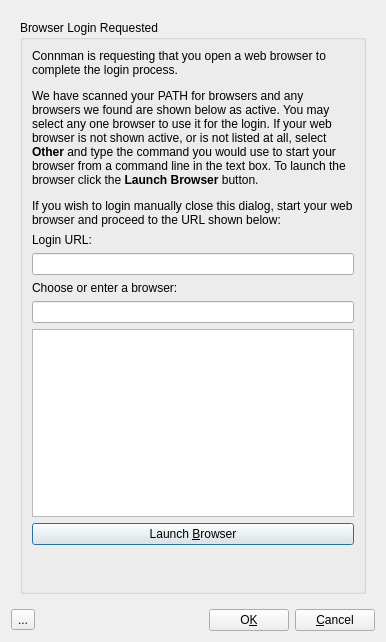
The window that apps/cmstapp/code/agent/ui/agent.ui (andrew-bibb/cmst) describes before a commit, drawn with Qt 5.
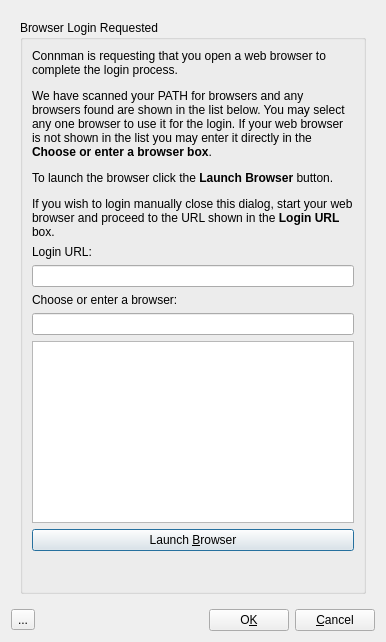
The same window after the commit. The open tabs and pages were chosen to show the change. Icons and pictures are not drawn.

Commit message: user browser settings saved

```diff
--- a/apps/cmstapp/code/agent/ui/agent.ui
+++ b/apps/cmstapp/code/agent/ui/agent.ui
@@ -299,7 +299,7 @@
           <item row="0" column="0">
            <widget class="QLabel" name="label_browser_url">
             <property name="text">
-             <string>&lt;html&gt;&lt;head/&gt;&lt;body&gt;&lt;p&gt;Connman is requesting that you open a web browser to complete the login process.&lt;/p&gt;&lt;p&gt;We have scanned your PATH for browsers and any browsers we found are shown below as active. You may select any one browser to use it for the login. If your web browser is not shown active, or is not listed at all, select &lt;span style=&quot; font-weight:600;&quot;&gt;Other&lt;/span&gt; and type the command you would use to start your browser from a command line in the text box. To launch the browser click the &lt;span style=&quot; font-weight:600;&quot;&gt;Launch Browser&lt;/span&gt; button. &lt;/p&gt;&lt;p&gt;If you wish to login manually close this dialog, start your web browser and proceed to the URL shown below:&lt;/p&gt;&lt;/body&gt;&lt;/html&gt;</string>
+             <string>&lt;html&gt;&lt;head/&gt;&lt;body&gt;&lt;p&gt;Connman is requesting that you open a web browser to complete the login process.&lt;/p&gt;&lt;p&gt;We have scanned your PATH for browsers and any browsers found are shown in the list below. You may select any one browser to use it for the login.  If your web browser is not shown in the list you may enter it directly in the&lt;span style=&quot; font-weight:600;&quot;&gt; Choose or enter a browser box&lt;/span&gt;.&lt;/p&gt;&lt;p&gt;To launch the browser click the &lt;span style=&quot; font-weight:600;&quot;&gt;Launch Browser&lt;/span&gt; button. &lt;/p&gt;&lt;p&gt;If you wish to login manually close this dialog, start your web browser and proceed to the URL shown in the &lt;span style=&quot; font-weight:600;&quot;&gt;Login URL&lt;/span&gt; box.&lt;/p&gt;&lt;/body&gt;&lt;/html&gt;</string>
             </property>
             <property name="alignment">
              <set>Qt::AlignLeading|Qt::AlignLeft|Qt::AlignTop</set>
```
Left out of the diff: 10 changed lines with no effect on the pictures. The commit also changes 6 other files.
